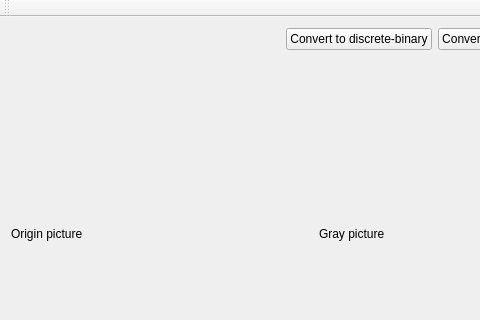
Old version of the form mainwindow.ui in the repository Zaporozhian-Upsilon/asciiart; both pictures show x 0 to 480 and y 0 to 320 of the 632 by 444 pixel window.
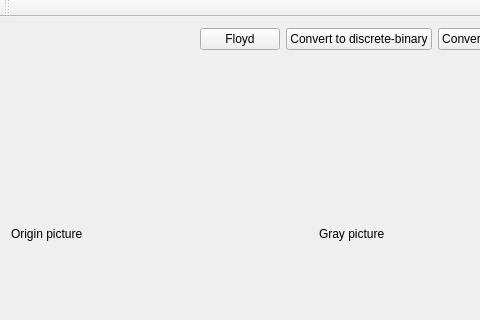
New version of the form.

Commit message: Feature:Floyd-Steinbug algorithm算法

Patch:
```diff
--- a/mainwindow.ui
+++ b/mainwindow.ui
@@ -33,6 +33,13 @@
         </property>
        </spacer>
       </item>
+      <item>
+       <widget class="QPushButton" name="pushButton">
+        <property name="text">
+         <string>Floyd</string>
+        </property>
+       </widget>
+      </item>
       <item>
        <widget class="QPushButton" name="pushButton_dbg">
         <property name="text">
```
The commit also changes 5 other files.
